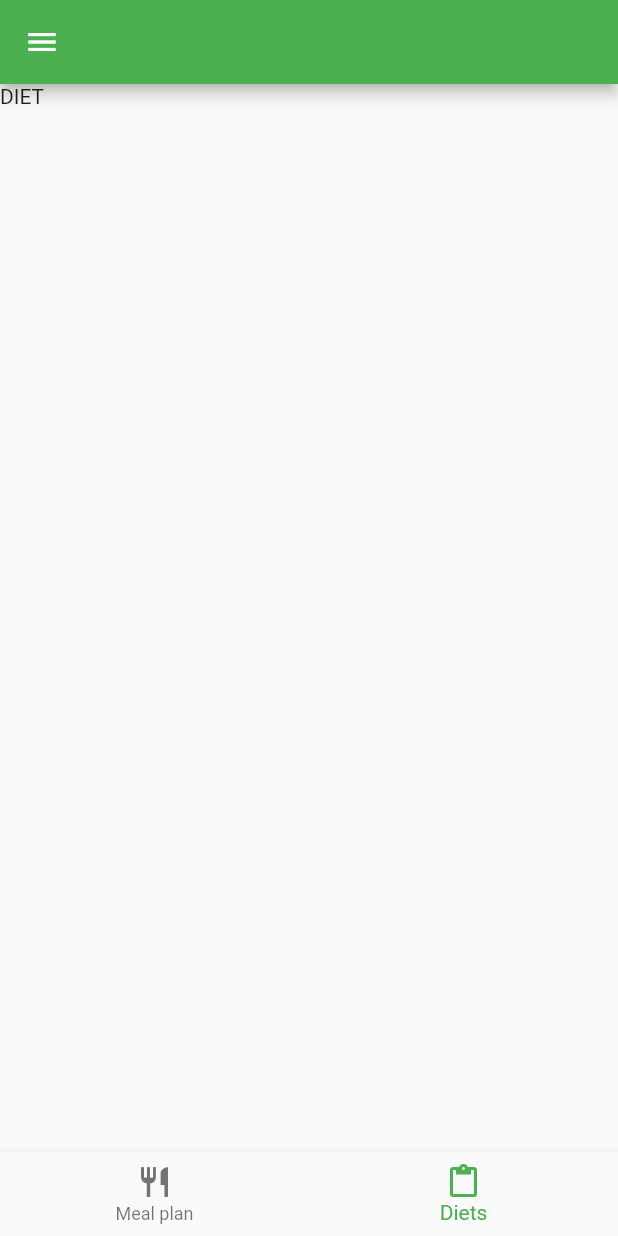
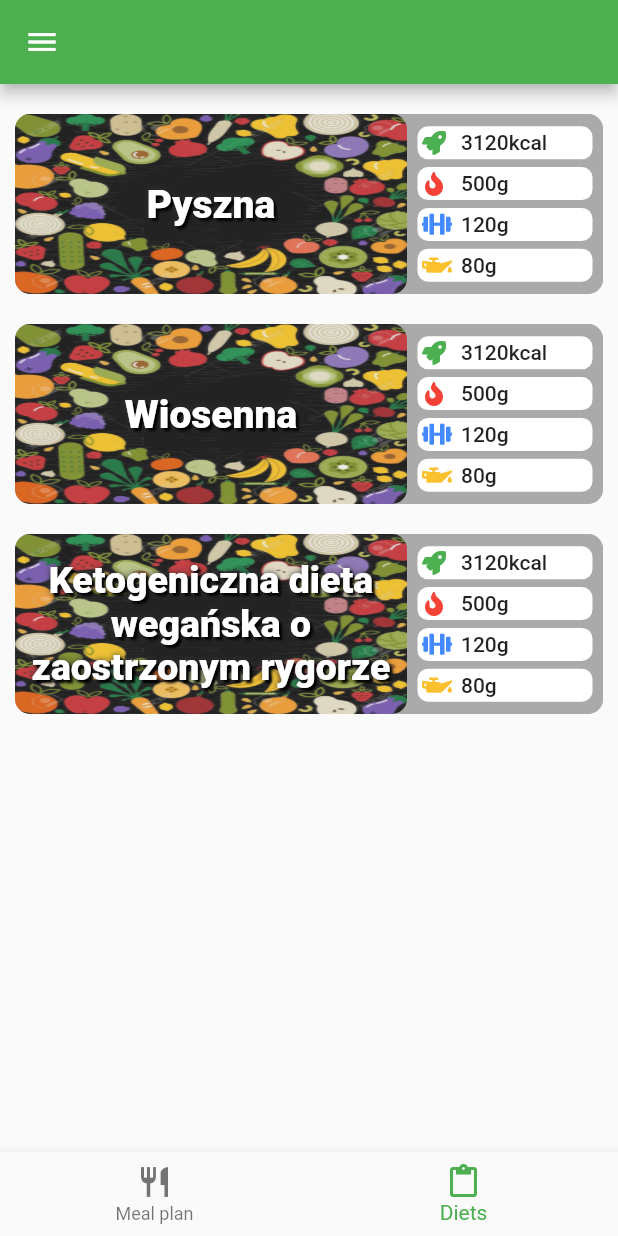
Before and after one commit to Xezolpl/Diet-Planner, a Flutter app: the screen it shows after launch, swiped to page 2, on a phone screen of 412 x 824 dp. Run offline on Flutter 3.47's test engine with Material 2 defaults, Android fonts, the phone set to English and light mode, and no system bars; our stand-ins replace data_connection_checker, font_awesome_flutter, freezed_annotation; generated files the repository leaves out were written again.

Commit message:
Diets card nicely stylised and navigation from diet to meal plan filled with that diet's meals completed

```diff
--- /dev/null
+++ b/lib/model/diet.dart
@@ -0,0 +1,23 @@
+import 'package:freezed_annotation/freezed_annotation.dart';
+import 'package:uuid/uuid.dart';
+
+import 'meal.dart';
+import 'nutrition.dart';
+part 'diet.freezed.dart';
+
+@freezed
+abstract class Diet with _$Diet {
+  const factory Diet({
+    @required String id,
+    @required String name,
+    @required Nutrition overralNutrition,
+    @required List<Meal> meals,
+  }) = _Diet;
+
+  factory Diet.empty() => Diet(
+        id: Uuid().v4(),
+        name: '',
+        overralNutrition: Nutrition.empty(),
+        meals: [],
+      );
+}
--- /dev/null
+++ b/lib/presentation/diets/diet_card.dart
@@ -0,0 +1,127 @@
+import 'package:auto_size_text/auto_size_text.dart';
+import 'package:diet_planner/model/diet.dart';
+import 'package:flutter/material.dart';
+import 'package:font_awesome_flutter/font_awesome_flutter.dart';
+
+class DietCard extends StatelessWidget {
+  static const lightGrey = Color(0xffaaaaaa);
+  final Diet diet;
+
+  const DietCard({
+    @required this.diet,
+    Key key,
+  }) : super(key: key);
+
+  @override
+  Widget build(BuildContext context) {
+    return Container(
+        decoration: BoxDecoration(
+            borderRadius: BorderRadius.circular(10), color: lightGrey),
+        height: 120,
+        margin: EdgeInsets.symmetric(vertical: 10),
+        child: Row(
+          children: [
+            Expanded(
+              flex: 2,
+              child: Container(
+                decoration: BoxDecoration(
+                  borderRadius: BorderRadius.circular(10),
+                  image: DecorationImage(
+                      colorFilter: new ColorFilter.mode(
+                          Colors.black.withOpacity(0.8), BlendMode.dstATop),
+                      fit: BoxFit.fill,
+                      image: AssetImage(
+                        'assets/png/diet_backgrounds/fruit_diet.png',
+                      )),
+                ),
+                padding: EdgeInsets.all(10),
+                alignment: Alignment.center,
+                child: AutoSizeText(
+                  diet.name,
+                  textAlign: TextAlign.center,
+                  style: TextStyle(
+                    fontSize: 26,
+                    color: Colors.white,
+                    fontWeight: FontWeight.w900,
+                    shadows: [
+                      Shadow(color: Color(0xff333333), blurRadius: 5),
+                      Shadow(
+                          color: Colors.black,
+                          offset: Offset(2, 2),
+                          blurRadius: 1.5)
+                    ],
+                  ),
+                ),
+              ),
+            ),
+            Expanded(
+              flex: 1,
+              child: Container(
+                padding: EdgeInsets.all(5),
+                height: 150,
+                decoration: BoxDecoration(
+                    borderRadius: BorderRadius.circular(10), color: lightGrey),
+                child: Column(
+                  crossAxisAlignment: CrossAxisAlignment.start,
+                  mainAxisAlignment: MainAxisAlignment.spaceEvenly,
+                  children: [
+                    IconWithTextRow(
+                        iconData: FontAwesomeIcons.rocket,
+                        iconColor: Colors.green,
+                        label: '3120kcal'),
+                    IconWithTextRow(
+                        iconData: FontAwesomeIcons.fire,
+                        iconColor: Colors.red,
+                        label: '500g'),
+                    IconWithTextRow(
+                        iconData: FontAwesomeIcons.dumbbell,
+                        iconColor: Colors.blueAccent,
+                        label: '120g'),
+                    IconWithTextRow(
+                        iconData: FontAwesomeIcons.oilCan,
+                        iconColor: Colors.yellow[700],
+                        label: '80g'),
+                  ],
+                ),
+              ),
+            )
+          ],
+        ));
+  }
+}
+
+class IconWithTextRow extends StatelessWidget {
+  final IconData iconData;
+  final Color iconColor;
+  final String label;
+
+  const IconWithTextRow(
+      {@required this.iconData,
+      @required this.label,
+      this.iconColor = Colors.black,
+      Key key})
+      : super(key: key);
+
+  @override
+  Widget build(BuildContext context) {
+    return Container(
+      padding: EdgeInsets.all(3),
+      margin: EdgeInsets.all(2),
+      decoration: BoxDecoration(
+          color: Colors.white, borderRadius: BorderRadius.circular(7)),
+      child: Row(
+        children: [
+          Icon(
+            iconData,
+            color: iconColor,
+            size: 16,
+          ),
+          SizedBox(
+            width: 10,
+          ),
+          Text(label, style: TextStyle(fontWeight: FontWeight.w500)),
+        ],
+      ),
+    );
+  }
+}
--- a/lib/presentation/diets/diets_page.dart
+++ b/lib/presentation/diets/diets_page.dart
@@ -1,17 +1,50 @@
+import 'package:diet_planner/model/diet.dart';
+import 'package:diet_planner/presentation/home/home_page.dart';
+import 'package:diet_planner/presentation/widgets/ads.dart';
 import 'package:flutter/material.dart';
 
-class DietsPage extends StatefulWidget {
-  DietsPage({Key key}) : super(key: key);
+import 'diet_card.dart';
+
+class DietsPage extends StatelessWidget {
+  final HomePageState _homePageState;
+
+  DietsPage(
+    this._homePageState, {
+    Key key,
+  }) : super(key: key);
+
+  final dumpUserDietsList = [
+    Diet.empty().copyWith(name: 'Pyszna'),
+    Diet.empty().copyWith(name: 'Wiosenna'),
+    Diet.empty()
+        .copyWith(name: 'Ketogeniczna dieta wegańska o zaostrzonym rygorze'),
+  ];
 
   @override
-  _DietsPageState createState() => _DietsPageState();
-}
+  Widget build(BuildContext context) {
+    return Column(
+      children: <Widget>[
+        Expanded(
+          child: Container(
+            padding: EdgeInsets.symmetric(horizontal: 10, vertical: 10),
+            child: ListView.builder(
+                itemCount: dumpUserDietsList.length,
+                itemBuilder: (context, index) {
+                  var diet = dumpUserDietsList[index];
 
-class _DietsPageState extends State<DietsPage> {
-  @override
-  Widget build(BuildContext context) {
-    return Container(
-      child: Text('DIET'),
+                  return GestureDetector(
+                      onTap: () {
+                        _homePageState.navigationTapped(0, diet);
+                      },
+                      child: DietCard(diet: diet));
+                }),
+          ),
+        ),
+        SizedBox(
+          height: 5,
+        ),
+        BottomAdPlayer(),
+      ],
     );
   }
 }
--- a/lib/presentation/home/home_page.dart
+++ b/lib/presentation/home/home_page.dart
@@ -1,3 +1,4 @@
+import 'package:diet_planner/model/diet.dart';
 import 'package:diet_planner/presentation/diets/diets_page.dart';
 import 'package:diet_planner/presentation/meal_plan/meal_plan_page.dart';
 import 'package:flutter/material.dart';
@@ -8,13 +9,14 @@ class HomePage extends StatefulWidget {
   const HomePage({Key key}) : super(key: key);
 
   @override
-  _HomePageState createState() => _HomePageState();
+  HomePageState createState() => HomePageState();
 }
 
-class _HomePageState extends State<HomePage> {
+class HomePageState extends State<HomePage> {
+  Diet _currentDiet;
   PageController _pageController;
   int _page = 0;
-  DateTime selectedDate = DateTime.now();
+  DateTime _selectedDate = DateTime.now();
 
   @override
   Widget build(BuildContext context) {
@@ -28,7 +30,7 @@ class _HomePageState extends State<HomePage> {
                   iconSize: 32,
                   onPressed: () {
                     setState(() {
-                      selectedDate = selectedDate.subtract(Duration(days: 1));
+                      _selectedDate = _selectedDate.subtract(Duration(days: 1));
                     });
                   },
                   icon: Icon(
@@ -41,14 +43,14 @@ class _HomePageState extends State<HomePage> {
                       height: 5,
                     ),
                     Text(
-                      selectedDate.printAdverbOfTimeOrDate(),
+                      _selectedDate.printAdverbOfTimeOrDate(),
                       style: TextStyle(fontSize: 18),
                     ),
                     SizedBox(
                       height: 2,
                     ),
                     Text(
-                      selectedDate.printWeekday(),
+                      _selectedDate.printWeekday(),
                       style: TextStyle(fontSize: 14),
                     ),
                   ],
@@ -57,7 +59,7 @@ class _HomePageState extends State<HomePage> {
                   iconSize: 32,
                   onPressed: () {
                     setState(() {
-                      selectedDate = selectedDate.add(Duration(days: 1));
+                      _selectedDate = _selectedDate.add(Duration(days: 1));
                     });
                   },
                   icon: Icon(
@@ -76,8 +78,8 @@ class _HomePageState extends State<HomePage> {
           : AppBar(),
       body: PageView(
         children: <Widget>[
-          MealPlanPage(),
-          DietsPage(),
+          MealPlanPage(_currentDiet),
+          DietsPage(this),
         ],
         controller: _pageController,
         onPageChanged: (int index) {
@@ -88,7 +90,7 @@ class _HomePageState extends State<HomePage> {
       ),
       bottomNavigationBar: BottomNavigationBar(
         currentIndex: _page,
-        onTap: _navigationTapped,
+        onTap: navigationTapped,
         items: [
           BottomNavigationBarItem(
             title: Text('Meal plan'),
@@ -105,12 +107,12 @@ class _HomePageState extends State<HomePage> {
           children: <Widget>[
             Container(width: double.infinity, height: 130, color: Colors.amber),
             ListTile(
-              title: new Text('Account'),
+              title: Text('Account'),
               trailing: Icon(Icons.account_circle),
               onTap: () => navigateToAccountPage(context),
             ),
             ListTile(
-              title: new Text('Contact & Credits'),
+              title: Text('Contact & Credits'),
               trailing: Icon(Icons.contact_mail),
             ),
           ],
@@ -119,7 +121,8 @@ class _HomePageState extends State<HomePage> {
     );
   }
 
-  void _navigationTapped(int page) {
+  void navigationTapped(int page, [Diet diet]) {
+    _currentDiet = diet;
     _pageController.animateToPage(page,
         duration: const Duration(milliseconds: 300), curve: Curves.ease);
   }
--- a/lib/presentation/meal_plan/meal_plan_page.dart
+++ b/lib/presentation/meal_plan/meal_plan_page.dart
@@ -1,4 +1,5 @@
 import 'package:data_connection_checker/data_connection_checker.dart';
+import 'package:diet_planner/model/diet.dart';
 import 'package:diet_planner/model/meal.dart';
 import 'package:diet_planner/presentation/widgets/ads.dart';
 import 'package:flutter/material.dart';
@@ -29,26 +30,13 @@ final dumpUserMealsList = [
       kcal: 200),
 ];
 
-class MealPlanPage extends StatefulWidget {
-  MealPlanPage({Key key}) : super(key: key);
+class MealPlanPage extends StatelessWidget {
+  final Diet diet;
 
-  @override
-  _MealPlanPageState createState() => _MealPlanPageState();
-}
-
-class _MealPlanPageState extends State<MealPlanPage> {
-  bool isAdPlayerVisible = false;
-
-  @override
-  void initState() {
-    super.initState();
-  }
-
-  void _connectionChanged(dynamic hasConnection) {
-    setState(() {
-      isAdPlayerVisible = hasConnection;
-    });
-  }
+  const MealPlanPage(
+    this.diet, {
+    Key key,
+  }) : super(key: key);
 
   @override
   Widget build(BuildContext context) {
@@ -58,9 +46,13 @@ class _MealPlanPageState extends State<MealPlanPage> {
           child: Container(
             padding: EdgeInsets.all(5),
             child: ListView.builder(
-                itemCount: dumpUserMealsList.length,
+                itemCount:
+                    diet == null ? dumpUserMealsList.length : diet.meals.length,
                 itemBuilder: (context, index) {
-                  return MealCard(meal: dumpUserMealsList[index]);
+                  return MealCard(
+                      meal: diet == null
+                          ? dumpUserMealsList[index]
+                          : diet.meals[index]);
                 }),
           ),
         ),
--- a/pubspec.yaml
+++ b/pubspec.yaml
@@ -31,16 +31,17 @@ dependencies:
   vector_math: ^2.0.8
   animations: ^1.1.2
   freezed_annotation: ^0.11.0+1
-  freezed: ^0.11.5
   uuid: ^2.2.0
   connectivity: ^0.4.9+2
   permission_handler: ^5.0.1+1
   data_connection_checker: ^0.3.4
+  auto_size_text: ^2.1.0
 
 dev_dependencies:
   flutter_test:
     sdk: flutter
   build_runner: ^1.10.1
+  freezed: ^0.11.5
 
 # For information on the generic Dart part of this file, see the
 # following page: https://dart.dev/tools/pub/pubspec
@@ -48,6 +49,7 @@ dev_dependencies:
 flutter:
   assets:
     - assets/png/food/
+    - assets/png/diet_backgrounds/
 
   # The following line ensures that the Material Icons font is
   # included with your application, so that you can use the icons in
```
Also changed, not shown: assets/png/diet_backgrounds/fruit_diet.png (added), lib/model/diet.freezed.dart (added), pubspec.lock.
